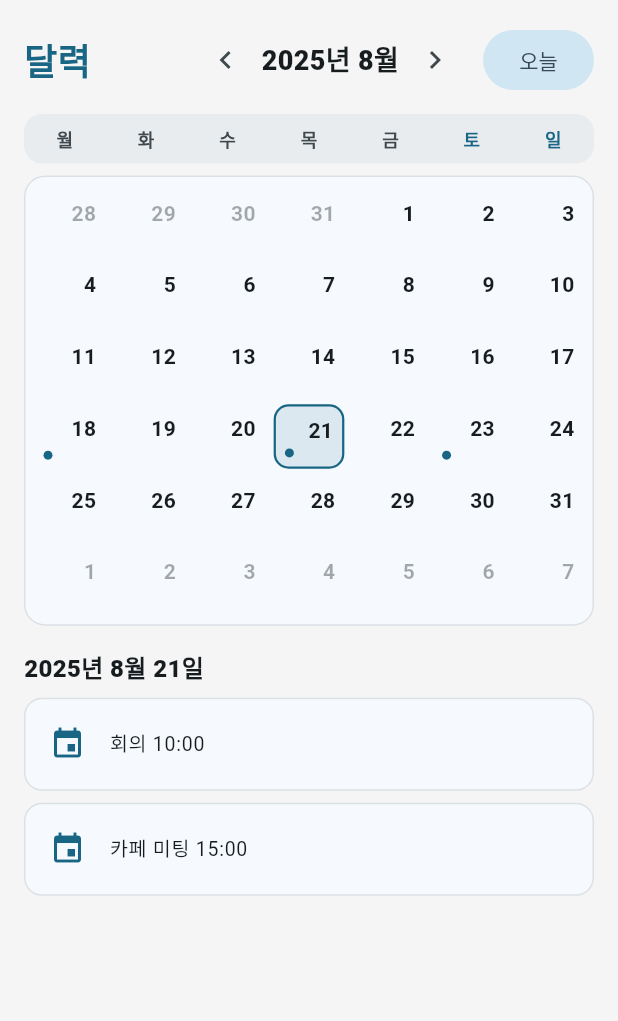
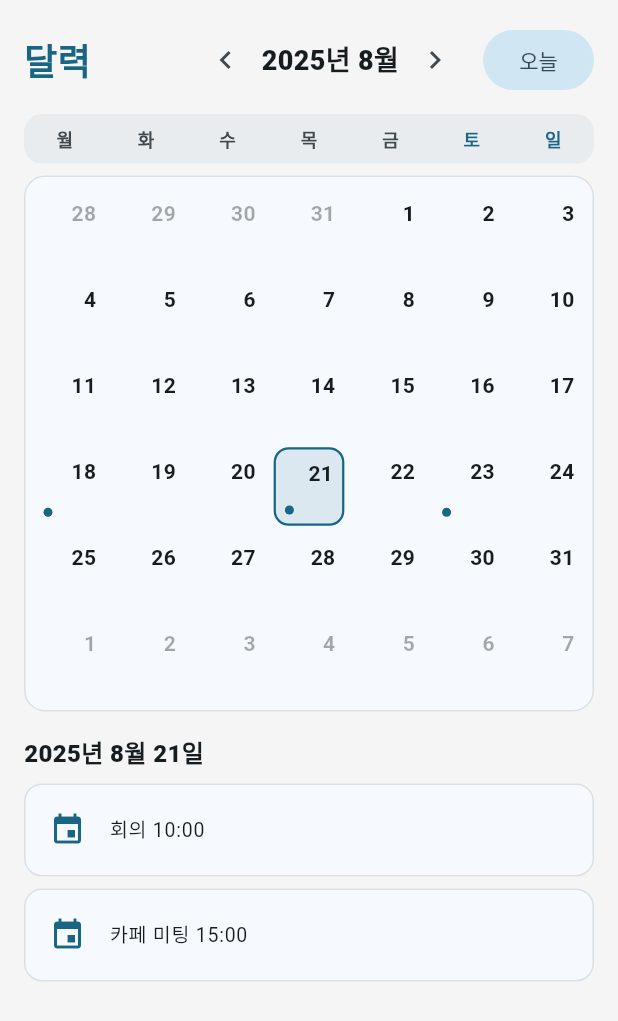
Before and after one commit to yoyowasi/mind_line_front, a Flutter app: the CalendarTab screen opened directly, on a phone screen of 412 x 824 dp. Shown: the top 1021 px of the screen. Run offline on Flutter 3.47's test engine with Material 3 defaults, Android fonts, the phone set to English and light mode, and no system bars; our stand-ins replace firebase_auth, firebase_core, firebase_messaging, fl_chart, flutter_local_notifications, go_router and 4 more; accounts and stored records are empty; network calls fail.

```diff
--- a/lib/features/diary/diary_screen.dart
+++ b/lib/features/diary/diary_screen.dart
@@ -12,7 +12,7 @@ class DiaryScreen extends StatelessWidget {
 
     return Scaffold(
       appBar: AppBar(title: const Text('감정 일기')),
-      body: Padding(
+      body: SingleChildScrollView(
         padding: const EdgeInsets.all(20.0),
         child: Column(
           children: [
--- a/lib/widgets/calendar_tab.dart
+++ b/lib/widgets/calendar_tab.dart
@@ -156,7 +156,7 @@ class _CalendarTabState extends State<CalendarTab> {
                     crossAxisCount: 7,
                     mainAxisSpacing: 5,
                     crossAxisSpacing: 6,
-                    childAspectRatio: 1.1,
+                    childAspectRatio: 0.9,
                   ),
                   itemCount: days.length,
                   itemBuilder: (context, i) {
```
Also changed, not shown: lib/widgets/daliy_tab.dart (+7 -5 lines).
